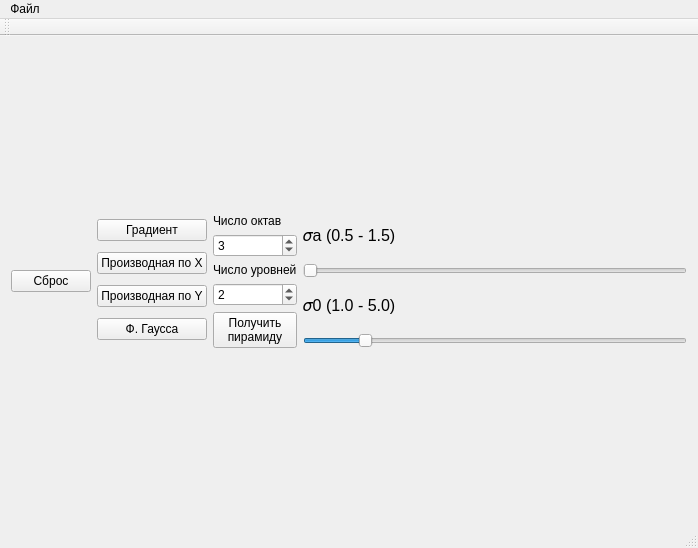
This is mainwindow.ui in Poletayson/ImageProcessing_1 as Qt 5 draws it before an edit. The edited form follows.
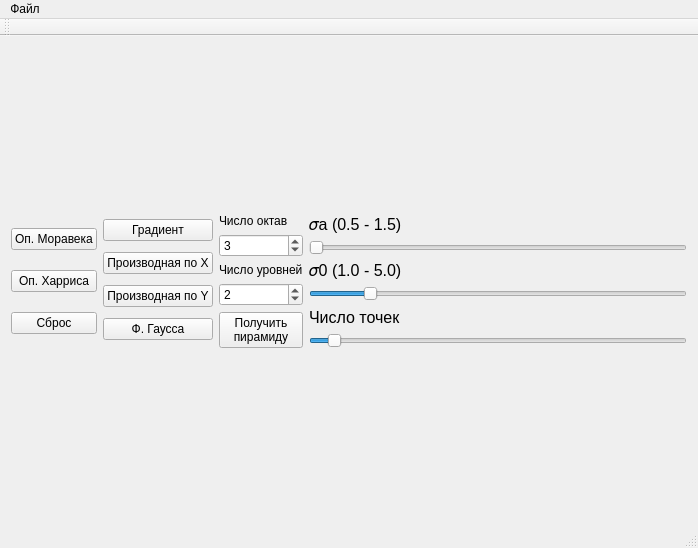
This is the edited form.

The edit to the form file:
```diff
--- a/mainwindow.ui
+++ b/mainwindow.ui
@@ -65,6 +65,20 @@
       </item>
       <item row="1" column="0">
        <layout class="QVBoxLayout" name="verticalLayout_3">
+        <item>
+         <widget class="QPushButton" name="buttonMoravek">
+          <property name="text">
+           <string>Оп. Моравека</string>
+          </property>
+         </widget>
+        </item>
+        <item>
+         <widget class="QPushButton" name="buttonHarris">
+          <property name="text">
+           <string>Оп. Харриса</string>
+          </property>
+         </widget>
+        </item>
         <item>
          <widget class="QPushButton" name="ButtonRepair">
           <property name="text">
@@ -138,6 +152,34 @@
           </property>
          </widget>
         </item>
+        <item>
+         <widget class="QLabel" name="label_5">
+          <property name="font">
+           <font>
+            <pointsize>12</pointsize>
+           </font>
+          </property>
+          <property name="text">
+           <string>Число точек</string>
+          </property>
+         </widget>
+        </item>
+        <item>
+         <widget class="QSlider" name="horizontalSliderPointsCount">
+          <property name="minimum">
+           <number>1</number>
+          </property>
+          <property name="maximum">
+           <number>4000</number>
+          </property>
+          <property name="value">
+           <number>200</number>
+          </property>
+          <property name="orientation">
+           <enum>Qt::Horizontal</enum>
+          </property>
+         </widget>
+        </item>
        </layout>
       </item>
       <item row="1" column="7">
```
